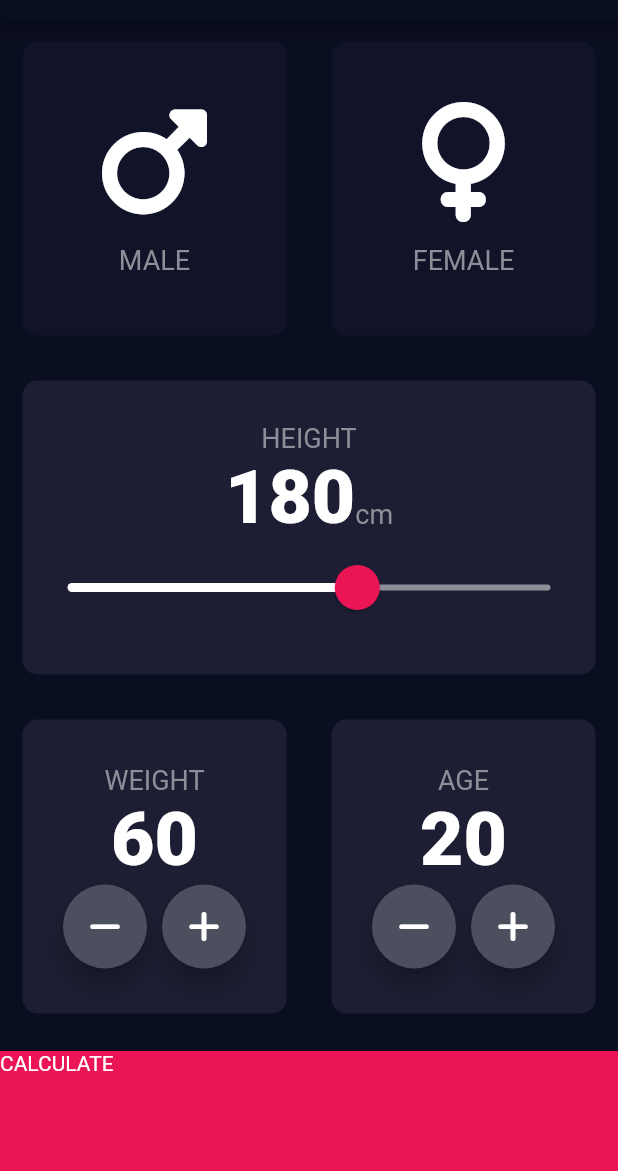
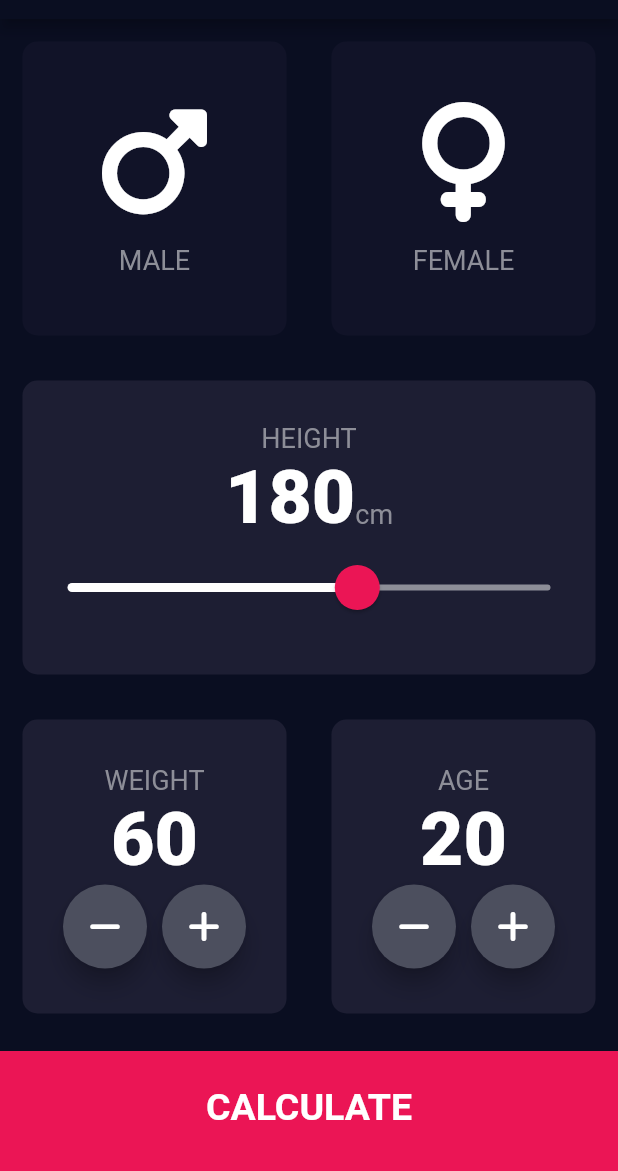
Before and after one commit to 95ImadEL/bmi-calculator, a Flutter app: the screen it shows after launch, on a phone screen of 412 x 824 dp, the part 65-1236 px from its top. Run offline on Flutter 3.47's test engine with Material 2 defaults, Android fonts, the phone set to English and light mode, and no system bars; our stand-ins replace font_awesome_flutter.

Commit message:
design the result page

```diff
--- a/lib/reusable_card.dart
+++ b/lib/components/reusable_card.dart
@@ -4,11 +4,14 @@ class ReusableCard extends StatelessWidget {
   final Color colour;
   final Widget? cardChild;
   final VoidCallback? onTap;
-  ReusableCard({required this.colour, this.cardChild, this.onTap});
+  int flex = 1;
+  ReusableCard(
+      {required this.colour, this.cardChild, this.onTap, this.flex = 1});
 
   @override
   Widget build(BuildContext context) {
     return Expanded(
+      flex: flex,
       child: GestureDetector(
         onTap: onTap,
         child: Container(
--- a/lib/main.dart
+++ b/lib/main.dart
@@ -1,5 +1,5 @@
 import 'package:flutter/material.dart';
-import 'input_page.dart';
+import 'screens/input_page.dart';
 
 void main() {
   runApp(BMICalculator());
--- a/lib/input_page.dart
+++ b/lib/screens/input_page.dart
@@ -1,13 +1,14 @@
-import 'package:bmi_calculator/results_page.dart';
-import 'package:bmi_calculator/reusable_card.dart';
+import 'package:bmi_calculator/screens/results_page.dart';
+import 'package:bmi_calculator/components/reusable_card.dart';
 import 'package:flutter/material.dart';
 import 'package:font_awesome_flutter/font_awesome_flutter.dart';
 
-import 'constants.dart';
-import 'icon_content.dart';
+import '../constants.dart';
+import '../components/icon_content.dart';
 
 enum Gender { male, female }
 
+//TODO: Check why we can't move those constants in constants file
 const kNumberTextStyle = TextStyle(
   fontSize: 50.0,
   fontWeight: FontWeight.w900,
@@ -16,6 +17,12 @@ const kNumberTextStyle = TextStyle(
 const TextStyle kLabelTextStyle = TextStyle(
   fontSize: 18.0,
   color: Color(0xFF8D8E98),
+);
+
+const kLargeButtonTextStyle = TextStyle(
+  fontSize: 25.0,
+  fontWeight: FontWeight.bold,
+  color: Colors.white,
 );
 
 class InputPage extends StatefulWidget {
@@ -215,11 +222,15 @@ class _InputPageState extends State<InputPage> {
               }));
             },
             child: Container(
-              child: Text(
-                "CALCULATE",
+              child: Center(
+                child: Text(
+                  "CALCULATE",
+                  style: kLargeButtonTextStyle,
+                ),
               ),
               color: kBottomContainerColor,
               margin: const EdgeInsets.only(top: 10.0),
+              padding: EdgeInsets.only(bottom: 5.0),
               width: double.infinity,
               height: kBottomContainerHeight,
             ),
```
Also changed, not shown: lib/results_page.dart (deleted, +0 -15 lines), lib/screens/results_page.dart (added, +99 -0 lines), lib/components/icon_content.dart (renamed from lib/icon_content.dart).
